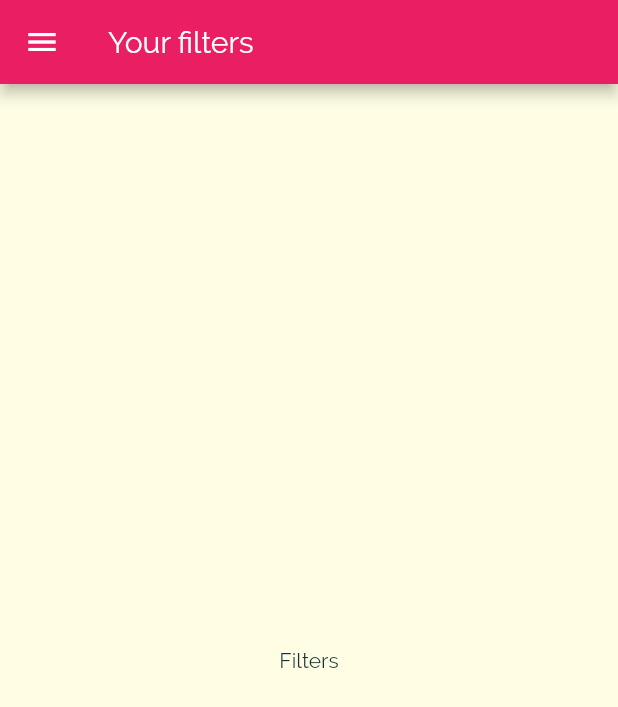
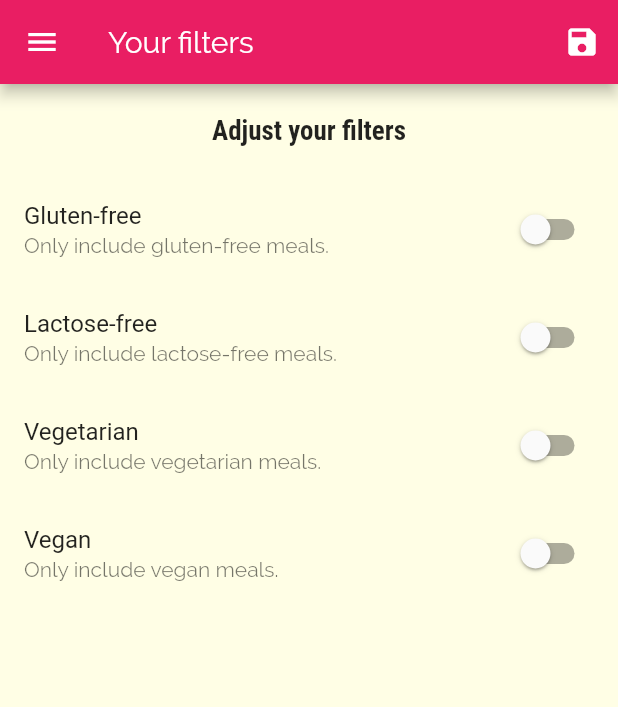
Before and after one commit to gm1357/dev_meals, a Flutter app: the FiltersScreen screen opened by its route, on a phone screen of 412 x 824 dp. Shown: the top 707 px of the screen. Run offline on Flutter 3.47's test engine with Material 2 defaults, Android fonts, the phone set to English and light mode, and no system bars.

Commit message:
Implementado página de filtros

```diff
--- a/lib/main.dart
+++ b/lib/main.dart
@@ -1,5 +1,7 @@
 import 'package:flutter/material.dart';
 
+import './dummy-data.dart';
+import './models/meal.dart';
 import './screens/categories_screen.dart';
 import './screens/category_meals_screen.dart';
 import './screens/meal_detail_screen.dart';
@@ -8,7 +10,46 @@ import './screens/filters_screen.dart';
 
 void main() => runApp(MyApp());
 
-class MyApp extends StatelessWidget {
+class MyApp extends StatefulWidget {
+  @override
+  _MyAppState createState() => _MyAppState();
+}
+
+class _MyAppState extends State<MyApp> {
+  Map<String, bool> _filters = {
+    'gluten': false,
+    'lactose': false,
+    'vegetarian': false,
+    'vegan': false,
+  };
+  List<Meal> _availableMeals = DUMMY_MEALS;
+
+  void _setFilters(Map<String, bool> filteredData) {
+    setState(() {
+      _filters = filteredData;
+
+      _availableMeals = DUMMY_MEALS.where((meal) {
+        if (_filters['gluten'] && !meal.isGlutenFree) {
+          return false;
+        }
+
+        if (_filters['lactose'] && !meal.isLactoseFree) {
+          return false;
+        }
+
+        if (_filters['vegetarian'] && !meal.isVegetarian) {
+          return false;
+        }
+
+        if (_filters['vegan'] && !meal.isVegan) {
+          return false;
+        }
+
+        return true;
+      }).toList();
+    });
+  }
+
   @override
   Widget build(BuildContext context) {
     return MaterialApp(
@@ -34,9 +75,9 @@ class MyApp extends StatelessWidget {
       ),
       routes: {
         '/': (ctx) => TabsScreen(),
-        CategoryMealsScreen.routeName: (ctx) => CategoryMealsScreen(),
+        CategoryMealsScreen.routeName: (ctx) => CategoryMealsScreen(_availableMeals),
         MealDetailScreen.routeName: (ctx) => MealDetailScreen(),
-        FiltersScreen.routeName: (ctx) => FiltersScreen(),
+        FiltersScreen.routeName: (ctx) => FiltersScreen(_filters, _setFilters),
       },
       onUnknownRoute: (settings) =>
           MaterialPageRoute(builder: (ctx) => CategoriesScreen()),
--- a/lib/screens/category_meals_screen.dart
+++ b/lib/screens/category_meals_screen.dart
@@ -1,11 +1,14 @@
 import 'package:flutter/material.dart';
 
-import '../dummy-data.dart';
 import '../widgets/meal_item.dart';
 import '../models/meal.dart';
 
 class CategoryMealsScreen extends StatefulWidget {
   static const routeName = '/category-meals';
+
+  final List<Meal> availableMeals;
+
+  CategoryMealsScreen(this.availableMeals);
 
   @override
   _CategoryMealsScreenState createState() => _CategoryMealsScreenState();
@@ -24,7 +27,7 @@ class _CategoryMealsScreenState extends State<CategoryMealsScreen> {
       final categoryId = routeArgs['id'];
 
       categoryTitle = routeArgs['title'];
-      displayedMeals = DUMMY_MEALS
+      displayedMeals = widget.availableMeals
           .where((meal) => meal.categories.contains(categoryId))
           .toList();
 
--- a/lib/screens/filters_screen.dart
+++ b/lib/screens/filters_screen.dart
@@ -1,19 +1,121 @@
 import 'package:dev_meals/widgets/main_drawer.dart';
 import 'package:flutter/material.dart';
 
-class FiltersScreen extends StatelessWidget {
+class FiltersScreen extends StatefulWidget {
   static const routeName = '/filters';
+
+  final Map<String, bool> currentFilters;
+  final Function saveFilters;
+
+  const FiltersScreen(this.currentFilters, this.saveFilters);
+
+  @override
+  _FiltersScreenState createState() => _FiltersScreenState();
+}
+
+class _FiltersScreenState extends State<FiltersScreen> {
+  bool _glutenFree;
+  bool _lactoseFree;
+  bool _vegetarian;
+  bool _vegan;
+
+  @override
+  initState() {
+    _glutenFree = widget.currentFilters['gluten'];
+    _lactoseFree = widget.currentFilters['lactose'];
+    _vegetarian = widget.currentFilters['vegetarian'];
+    _vegan = widget.currentFilters['vegan'];
+
+    super.initState();
+  }
+
+  Widget _buildSwitchListTile(
+      String title, String description, bool value, Function changeValue) {
+    return SwitchListTile(
+        title: Text(title),
+        subtitle: Text(description),
+        value: value,
+        onChanged: changeValue);
+  }
 
   @override
   Widget build(BuildContext context) {
     return Scaffold(
-      appBar: AppBar(
-        title: Text('Your filters'),
-      ),
-      drawer: MainDrawer(),
-      body: Center(
-        child: Text('Filters'),
-      ),
-    );
+        appBar: AppBar(
+          title: Text('Your filters'),
+          actions: <Widget>[
+            IconButton(
+              icon: Icon(Icons.save),
+              onPressed: () {
+                final selectedFilters = {
+                  'gluten': _glutenFree,
+                  'lactose': _lactoseFree,
+                  'vegetarian': _vegetarian,
+                  'vegan': _vegan,
+                };
+
+                widget.saveFilters(selectedFilters);
+              }
+            )
+          ],
+        ),
+        drawer: MainDrawer(),
+        body: Column(
+          children: <Widget>[
+            Container(
+              padding: EdgeInsets.all(20),
+              child: Text(
+                'Adjust your filters',
+                style: Theme.of(context).textTheme.title,
+              ),
+            ),
+            Expanded(
+              child: ListView(
+                children: <Widget>[
+                  _buildSwitchListTile(
+                    'Gluten-free',
+                    'Only include gluten-free meals.',
+                    _glutenFree,
+                    (newValue) {
+                      setState(() {
+                        _glutenFree = newValue;
+                      });
+                    },
+                  ),
+                  _buildSwitchListTile(
+                    'Lactose-free',
+                    'Only include lactose-free meals.',
+                    _lactoseFree,
+                    (newValue) {
+                      setState(() {
+                        _lactoseFree = newValue;
+                      });
+                    },
+                  ),
+                  _buildSwitchListTile(
+                    'Vegetarian',
+                    'Only include vegetarian meals.',
+                    _vegetarian,
+                    (newValue) {
+                      setState(() {
+                        _vegetarian = newValue;
+                      });
+                    },
+                  ),
+                  _buildSwitchListTile(
+                    'Vegan',
+                    'Only include vegan meals.',
+                    _vegan,
+                    (newValue) {
+                      setState(() {
+                        _vegan = newValue;
+                      });
+                    },
+                  ),
+                ],
+              ),
+            )
+          ],
+        ));
   }
 }
```
